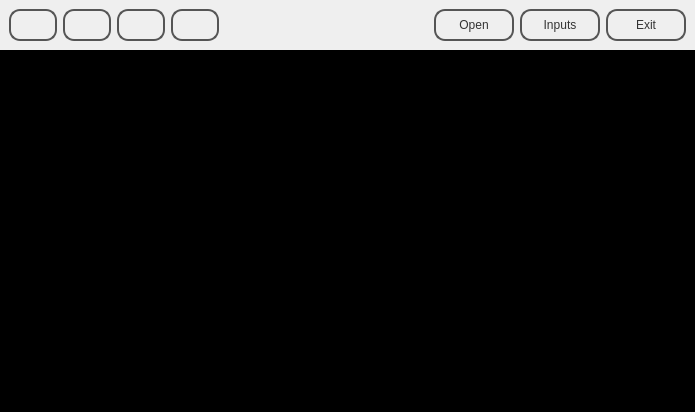
Old version of the form applications/scene-display/scene-display-gui.ui in the repository daniel86/regen.
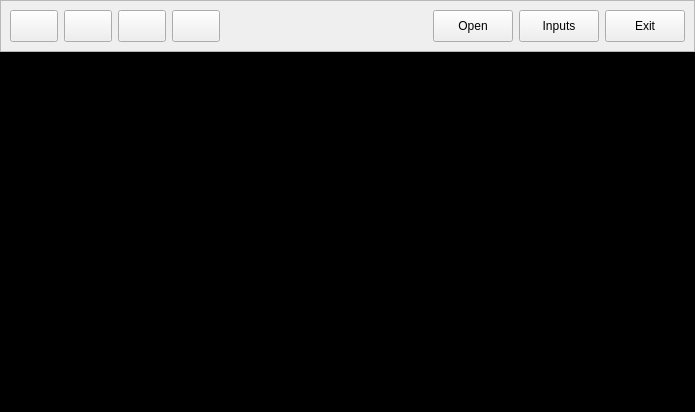
New version of the form. Icons and pictures are not drawn.

Commit message: added camera anchor points to scene viewer application to make animations of camera moving by pressing play button

What changed in the file:
```diff
--- a/applications/scene-display/scene-display-gui.ui
+++ b/applications/scene-display/scene-display-gui.ui
@@ -13,44 +13,6 @@
   <property name="windowTitle">
    <string>Scene Viewer</string>
   </property>
-  <property name="styleSheet">
-   <string notr="true">#buttonBarFrame {
-border: none;
-background: qlineargradient(x1: 0, y1: 0, x2: 0, y2: 1,
-stop: 0 #a6a6a6, stop: 0.08 #7f7f7f,
-stop: 0.39999 #717171, stop: 0.4 #626262,
-stop: 0.9 #4c4c4c, stop: 1 #333333);
-}
-
-#buttonBarFrame QPushButton {
-color: #333;
-border: 2px solid #555;
-border-radius: 11px;
-padding: 5px;
-background: qradialgradient(cx: 0.3, cy: -0.4,
-fx: 0.3, fy: -0.4,
-radius: 1.35, stop: 0 #fff, stop: 1 #888);
-}
-# min-width: 80px;
-
-#buttonBarFrame QPushButton:hover {
-background: qradialgradient(cx: 0.3, cy: -0.4,
-fx: 0.3, fy: -0.4,
-radius: 1.35, stop: 0 #fff, stop: 1 #bbb);
-}
-
-#buttonBarFrame QPushButton:pressed {
-background: qradialgradient(cx: 0.4, cy: -0.1,
-fx: 0.4, fy: -0.1,
-radius: 1.35, stop: 0 #fff, stop: 1 #ddd);
-}
-
-#bottomFrame {
-border: none;
-background: white;
-}
-</string>
-  </property>
   <widget class="QWidget" name="centralwidget">
    <property name="focusPolicy">
     <enum>Qt::StrongFocus</enum>
@@ -170,6 +132,9 @@
          <property name="icon">
           <iconset theme="media-playback-start"/>
          </property>
+         <property name="checkable">
+          <bool>true</bool>
+         </property>
         </widget>
        </item>
        <item>
```
The commit also changes 16 other files.
